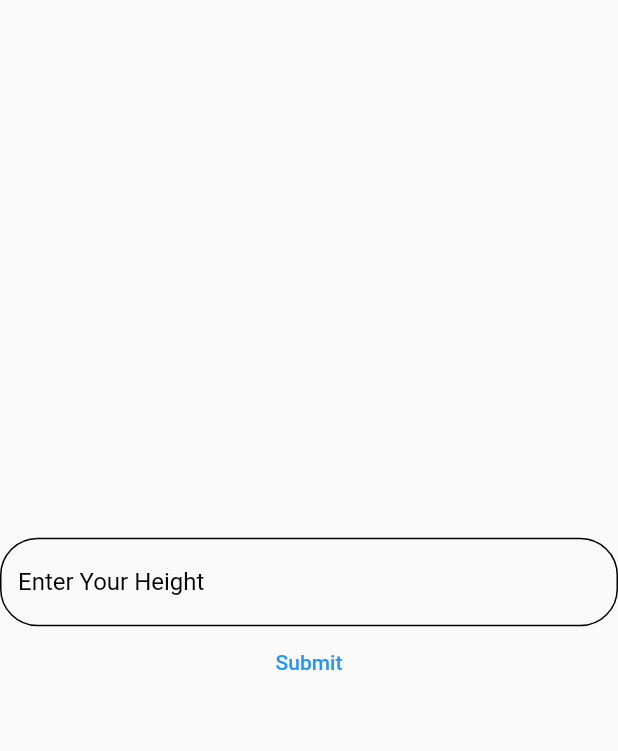
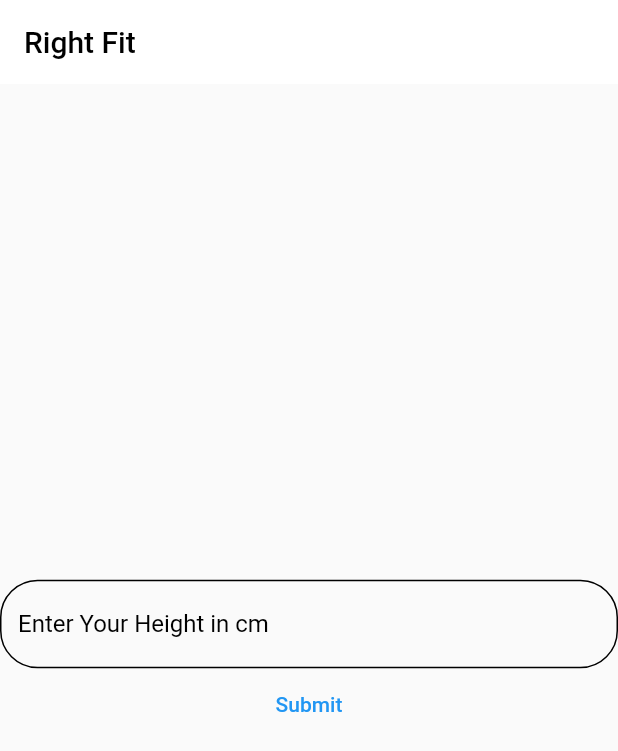
Before and after one commit to cloneartist/body_measurement, a Flutter app: the Homes screen opened directly with empty values, on a phone screen of 412 x 824 dp. Shown: the top 751 px of the screen. Run offline on Flutter 3.47's test engine with Material 2 defaults, Android fonts, the phone set to English and light mode, and no system bars; our stand-ins replace cloud_firestore, file_picker, firebase_auth, firebase_core; missing offline and left inert: body_detection; accounts and stored records are empty.

Commit message:
ui changes

```diff
--- a/lib/screens/home.dart
+++ b/lib/screens/home.dart
@@ -202,14 +202,15 @@ class _MyAppsState extends State<MyApps> {
 //buttons and measurements ui
   @override
   Widget build(BuildContext context) {
-    return MaterialApp(debugShowCheckedModeBanner: false,
+    return MaterialApp(
+      debugShowCheckedModeBanner: false,
       home: SafeArea(
         child: Scaffold(
           appBar: AppBar(
             elevation: 0,
             backgroundColor: Colors.white,
             title: const Text(
-              'Body Measurement',
+              'Right Fit',
               textAlign: TextAlign.center,
               style: TextStyle(color: Colors.black),
             ),
--- a/lib/screens/login.dart
+++ b/lib/screens/login.dart
@@ -41,8 +41,8 @@ class _LoginState extends State<Login> {
                   height: 10,
                 ),
                 const Text(
-                  "Welcome Back To\n\t       RightFit",
-                  style: TextStyle(fontSize: 40, fontWeight: FontWeight.bold),
+                  "RightFit",
+                  style: TextStyle(fontSize: 60, fontWeight: FontWeight.bold),
                 ),
                 const Spacer(flex: 1),
                 TextFormField(
--- a/lib/screens/userheight.dart
+++ b/lib/screens/userheight.dart
@@ -40,12 +40,21 @@ class Homes extends StatelessWidget {
   @override
   Widget build(BuildContext context) {
     return Scaffold(
+      appBar: AppBar(
+        elevation: 0,
+        backgroundColor: Colors.white,
+        title: const Text(
+          'Right Fit',
+          textAlign: TextAlign.center,
+          style: TextStyle(color: Colors.black),
+        ),
+      ),
       body: Column(
         mainAxisAlignment: MainAxisAlignment.center,
         children: [
           TextField(
             decoration: textInputDecoration.copyWith(
-              labelText: 'Enter Your Height',
+              labelText: 'Enter Your Height in cm',
             ),
             controller: myController,
           ),
```
